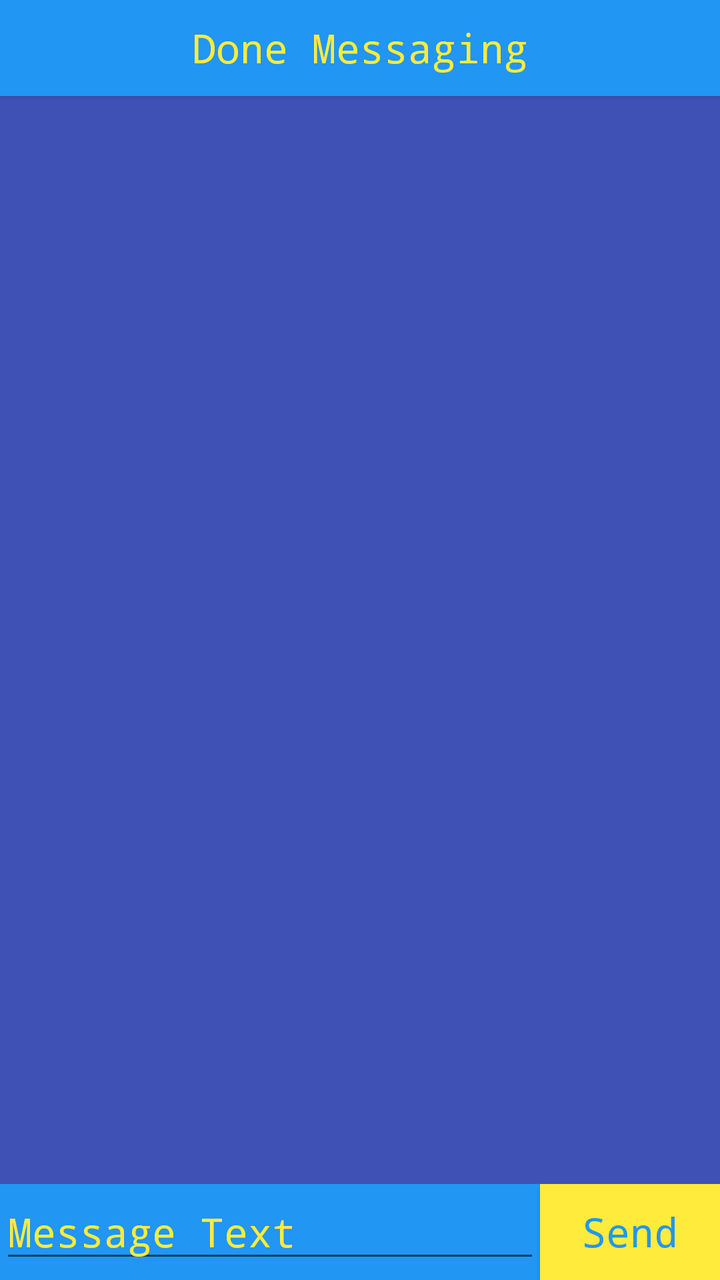
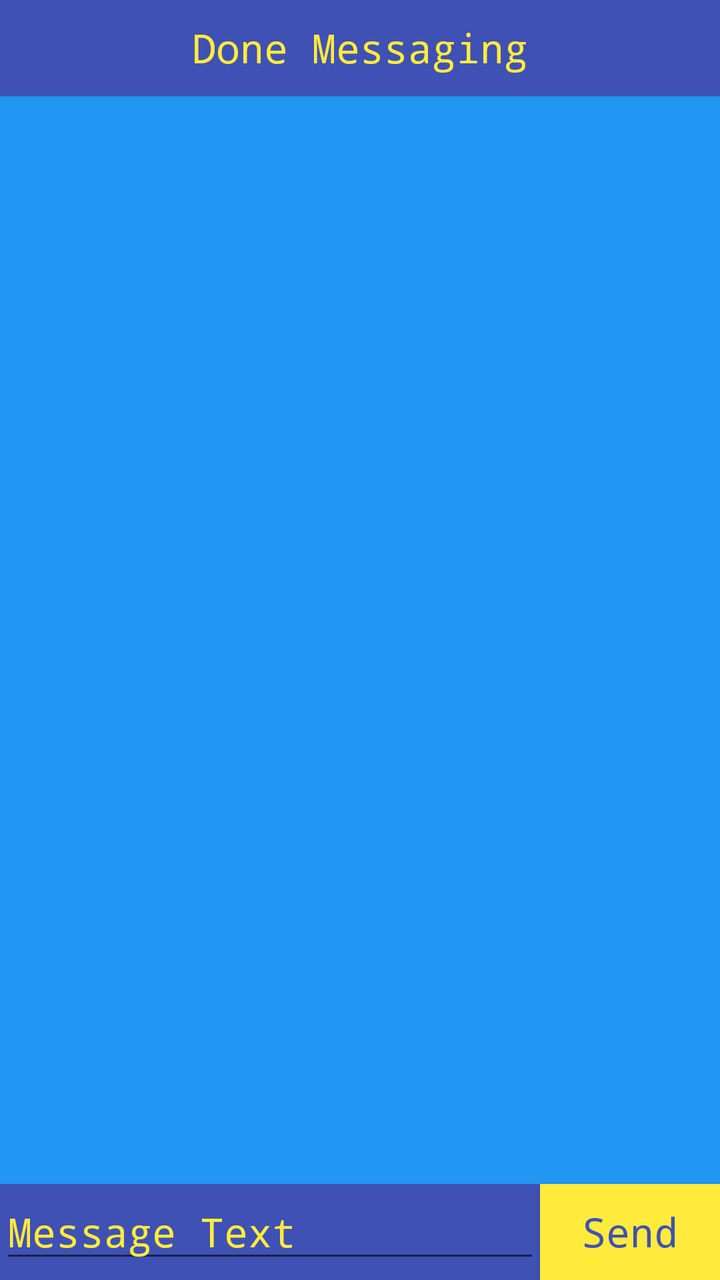

Two renders of the same Android screen: before a commit and after it. Below are the layout's source before the change and the commit's diff.
<!-- AndroidManifest.xml: application theme Theme.AppCompat.Light.NoActionBar -->
<!-- res/layout/activity_chat.xml -->
<?xml version="1.0" encoding="utf-8"?>
<androidx.constraintlayout.widget.ConstraintLayout xmlns:android="http://schemas.android.com/apk/res/android"
    xmlns:app="http://schemas.android.com/apk/res-auto"
    xmlns:tools="http://schemas.android.com/tools"
    android:layout_width="match_parent"
    android:layout_height="match_parent"
    tools:context=".ChatActivity">

    <LinearLayout
        android:id="@+id/chatContent"
        android:layout_width="0dp"
        android:layout_height="0dp"
        android:background="@color/dark_blue"
        android:orientation="vertical"
        app:layout_constraintBottom_toTopOf="@+id/sendLayout"
        app:layout_constraintEnd_toEndOf="parent"
        app:layout_constraintStart_toStartOf="parent"
        app:layout_constraintTop_toTopOf="parent">

        <Button
            android:id="@+id/chatBack"
            android:layout_width="match_parent"
            android:layout_height="wrap_content"
            android:background="@color/light_blue"
            android:fontFamily="monospace"
            android:onClick="chatBack"
            android:text="@string/chat_back"
            android:textAllCaps="false"
            android:textColor="@color/yellow"
            android:textSize="20sp" />

        <TextView
            android:id="@+id/chatNotify"
            android:layout_width="match_parent"
            android:layout_height="wrap_content"
            android:fontFamily="monospace"
            android:textAlignment="center"
            android:textColor="@color/yellow"
            android:textSize="20sp" />

        <ScrollView
            android:id="@+id/messageScroll"
            android:layout_width="match_parent"
            android:layout_height="match_parent">

            <LinearLayout
                android:id="@+id/messageLayout"
                android:layout_width="match_parent"
                android:layout_height="wrap_content"
                android:orientation="vertical" />
        </ScrollView>

    </LinearLayout>

    <LinearLayout
        android:id="@+id/sendLayout"
        android:layout_width="match_parent"
        android:layout_height="wrap_content"
        android:background="@color/light_blue"
        android:orientation="horizontal"
        app:layout_constraintBottom_toBottomOf="parent"
        app:layout_constraintEnd_toEndOf="parent"
        app:layout_constraintStart_toStartOf="parent"
        app:layout_constraintTop_toBottomOf="@+id/chatContent">

        <EditText
            android:id="@+id/messageText"
            android:layout_width="match_parent"
            android:layout_height="wrap_content"
            android:layout_weight="1"
            android:ems="10"
            android:fontFamily="monospace"
            android:gravity="start|top"
            android:hint="@string/message_hint"
            android:inputType="textMultiLine"
            android:maxLength="64"
            android:textColor="@color/yellow"
            android:textColorHint="@color/yellow"
            android:textSize="20sp" />

        <Button
            android:id="@+id/sendButton"
            android:layout_width="match_parent"
            android:layout_height="wrap_content"
            android:layout_weight="3"
            android:background="@color/yellow"
            android:fontFamily="monospace"
            android:onClick="sendChat"
            android:text="@string/chat_send"
            android:textAllCaps="false"
            android:textColor="@color/light_blue"
            android:textSize="20sp" />
    </LinearLayout>

</androidx.constraintlayout.widget.ConstraintLayout>
<!-- resources referenced by this layout -->
<resources>
  <color name="dark_blue">#FF3F51B5</color>
  <color name="light_blue">#FF2196F3</color>
  <color name="yellow">#FFFFEB3B</color>
  <string name="chat_back">Done Messaging</string>
  <string name="chat_send">Send</string>
  <string name="message_hint">Message Text</string>
</resources>

<!-- the commit's change to res/layout/activity_chat.xml (unified diff, before → after) -->
@@ -10,7 +10,7 @@
         android:id="@+id/chatContent"
         android:layout_width="0dp"
         android:layout_height="0dp"
-        android:background="@color/dark_blue"
+        android:background="@color/light_blue"
         android:orientation="vertical"
         app:layout_constraintBottom_toTopOf="@+id/sendLayout"
         app:layout_constraintEnd_toEndOf="parent"
@@ -21,7 +21,7 @@
             android:id="@+id/chatBack"
             android:layout_width="match_parent"
             android:layout_height="wrap_content"
-            android:background="@color/light_blue"
+            android:background="@color/dark_blue"
             android:fontFamily="monospace"
             android:onClick="chatBack"
             android:text="@string/chat_back"
@@ -41,7 +41,8 @@
         <ScrollView
             android:id="@+id/messageScroll"
             android:layout_width="match_parent"
-            android:layout_height="match_parent">
+            android:layout_height="match_parent"
+            tools:ignore="SpeakableTextPresentCheck">
 
             <LinearLayout
                 android:id="@+id/messageLayout"
@@ -56,7 +57,7 @@
         android:id="@+id/sendLayout"
         android:layout_width="match_parent"
         android:layout_height="wrap_content"
-        android:background="@color/light_blue"
+        android:background="@color/dark_blue"
         android:orientation="horizontal"
         app:layout_constraintBottom_toBottomOf="parent"
         app:layout_constraintEnd_toEndOf="parent"
@@ -76,7 +77,8 @@
             android:maxLength="64"
             android:textColor="@color/yellow"
             android:textColorHint="@color/yellow"
-            android:textSize="20sp" />
+            android:textSize="20sp"
+            android:importantForAutofill="no" />
 
         <Button
             android:id="@+id/sendButton"
@@ -88,7 +90,7 @@
             android:onClick="sendChat"
             android:text="@string/chat_send"
             android:textAllCaps="false"
-            android:textColor="@color/light_blue"
+            android:textColor="@color/dark_blue"
             android:textSize="20sp" />
     </LinearLayout>
 
